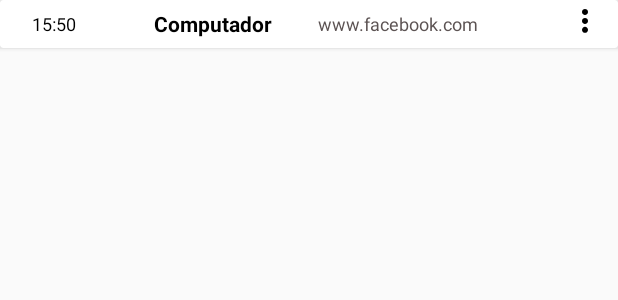
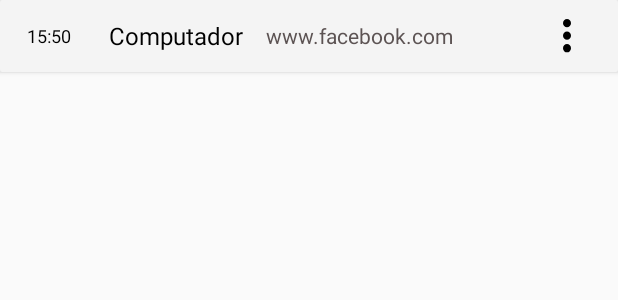
Before and after one commit to gabrielSantosLima/buscame, an Android app: the layout list_view_history.xml on its own in the app's theme, with its tools: preview values and no code run, on a phone screen of 412 x 824 dp. Shown: the top 300 px of the screen. Run offline under Robolectric (Android 15) with nearby library versions, the phone set to English and light mode, and no system bars; Roboto replaces fonts that are not available here.

Commit message:
Update project

```diff
--- a/app/src/main/java/com/app/buscame/HistoricAdapter.kt
+++ b/app/src/main/java/com/app/buscame/HistoricAdapter.kt
@@ -14,7 +14,7 @@ class HistoricAdapter(private val historic : Map<String, List<HistoryDto>>, priv
 
     class HistoricViewHolder(itemView: View, private val applicationContext: Context) : RecyclerView.ViewHolder(itemView){
         fun bindHistoric(date:String, history: List<HistoryDto>){
-            val historicAdapter = HistoryAdapter(history)
+            val historicAdapter = HistoryAdapter(history, applicationContext)
 
             itemView.txt_date.text = date
             itemView.list_history.apply {
--- a/app/src/main/java/com/app/buscame/features/historic/HistoricManagerJson.kt
+++ b/app/src/main/java/com/app/buscame/features/historic/HistoricManagerJson.kt
@@ -1,6 +1,7 @@
 package com.app.buscame.features.historic
 
 import com.app.buscame.dto.HistoryDto
+import com.app.buscame.utils.formatDateByDefaultPattern
 import com.app.buscame.utils.formatDateByPattern
 import com.app.buscame.utils.randomNumberHex
 import com.google.gson.Gson
@@ -61,7 +62,7 @@ class HistoricManagerJson(private val dir: String, private val filename : String
     override fun groupByDate(): Map<String,List<HistoryDto>> {
         val historic = list()
         val groupedHistoric = historic.groupBy {
-            formatDateByPattern("dd MMMM yyyy",it.date)
+            formatDateByDefaultPattern(it.date)
         }
 
         return groupedHistoric
--- a/app/src/main/res/drawable/red_button.xml
+++ b/app/src/main/res/drawable/red_button.xml
@@ -1,6 +1,6 @@
 <?xml version="1.0" encoding="utf-8"?>
 <layer-list xmlns:android="http://schemas.android.com/apk/res/android">
-    <item android:width="150dp" android:height="38dp">
+    <item>
         <shape>
             <solid android:color="@color/red" />
             <corners android:radius="8dp" />
--- a/app/src/main/res/layout/list_view_historic.xml
+++ b/app/src/main/res/layout/list_view_historic.xml
@@ -3,7 +3,8 @@
     xmlns:app="http://schemas.android.com/apk/res-auto"
     android:layout_width="match_parent"
     android:layout_height="wrap_content"
-    app:cardBackgroundColor="@android:color/transparent">
+    app:cardBackgroundColor="@android:color/transparent"
+    app:cardElevation="0dp">
 
     <LinearLayout
         android:layout_width="match_parent"
@@ -18,7 +19,7 @@
             android:fontFamily="@font/roboto"
             android:text="13 de setembro de 2020"
             android:textColor="@color/black"
-            android:textSize="14sp"
+            android:textSize="16sp"
             android:textStyle="normal" />
 
         <androidx.recyclerview.widget.RecyclerView
--- a/app/src/main/res/layout/list_view_history.xml
+++ b/app/src/main/res/layout/list_view_history.xml
@@ -1,16 +1,21 @@
 <?xml version="1.0" encoding="utf-8"?>
 <androidx.cardview.widget.CardView xmlns:android="http://schemas.android.com/apk/res/android"
+    xmlns:app="http://schemas.android.com/apk/res-auto"
     android:layout_width="match_parent"
-    android:layout_height="32dp">
+    android:layout_height="48dp"
+    android:background="@color/historicBackgroud"
+    app:cardBackgroundColor="@color/historicBackgroud">
 
     <LinearLayout
         android:layout_width="match_parent"
         android:layout_height="match_parent"
-        android:orientation="horizontal">
+        android:background="@color/historicBackgroud"
+        android:orientation="horizontal"
+        android:padding="8dp">
 
         <TextView
             android:id="@+id/txt_time"
-            android:layout_width="4dp"
+            android:layout_width="0dp"
             android:layout_height="match_parent"
             android:layout_weight="1"
             android:fontFamily="@font/roboto"
@@ -28,25 +33,25 @@
             android:gravity="center|center_vertical"
             android:text="Computador"
             android:textColor="@color/black"
-            android:textSize="14sp"
-            android:textStyle="bold" />
+            android:textSize="16sp"
+            android:textStyle="normal" />
 
         <TextView
             android:id="@+id/txt_site"
-            android:layout_width="wrap_content"
+            android:layout_width="148dp"
             android:layout_height="match_parent"
             android:layout_weight="1"
             android:fontFamily="@font/roboto"
             android:gravity="start|center_vertical"
             android:text="www.facebook.com"
             android:textColor="@color/hint"
-            android:textSize="12sp" />
+            android:textSize="14sp" />
 
         <Button
             android:id="@+id/bt_options"
-            android:layout_width="4dp"
-            android:layout_height="16.34dp"
-            android:layout_marginRight="20dp"
+            android:layout_width="5dp"
+            android:layout_height="23dp"
+            android:layout_marginRight="23dp"
             android:background="@drawable/ic_options" />
     </LinearLayout>
 </androidx.cardview.widget.CardView>
--- a/app/src/main/res/values/colors.xml
+++ b/app/src/main/res/values/colors.xml
@@ -17,4 +17,5 @@
     <color name="cardBackground">#FFF</color>
     <color name="red">#E02B2B</color>
     <color name="hint">#5C5353</color>
+    <color name="historicBackgroud">#F4F4F4</color>
 </resources>
--- a/app/src/main/res/values/strings.xml
+++ b/app/src/main/res/values/strings.xml
@@ -26,4 +26,9 @@
     <string name="hello_blank_fragment">Hello blank fragment</string>
     <string name="favorite">Favoritos</string>
     <string name="historic">Histórico</string>
+    <string name="cleanHistoricMessage">Você deseja apagar todo seu histórico?</string>
+    <string name="cleanHistoricConfirm">Apagar</string>
+    <string name="cleanHistoricCancel">Cancelar</string>
+    <string name="delete">Excluir</string>
+    <string name="share">Compartilhar</string>
 </resources>
```
Also changed, not shown: app/src/main/java/com/app/buscame/ClearHistoricDialogFragment.kt (added, +27 -0 lines), app/src/main/java/com/app/buscame/HistoricActivity.kt (+8 -1 lines), app/src/main/java/com/app/buscame/HistoryAdapter.kt (+22 -4 lines), app/src/main/java/com/app/buscame/utils/FormatDate.kt (+20 -0 lines), app/src/main/res/layout/activity_historic.xml (+5 -2 lines), app/src/main/res/menu/menu_historic.xml (added, +10 -0 lines).
